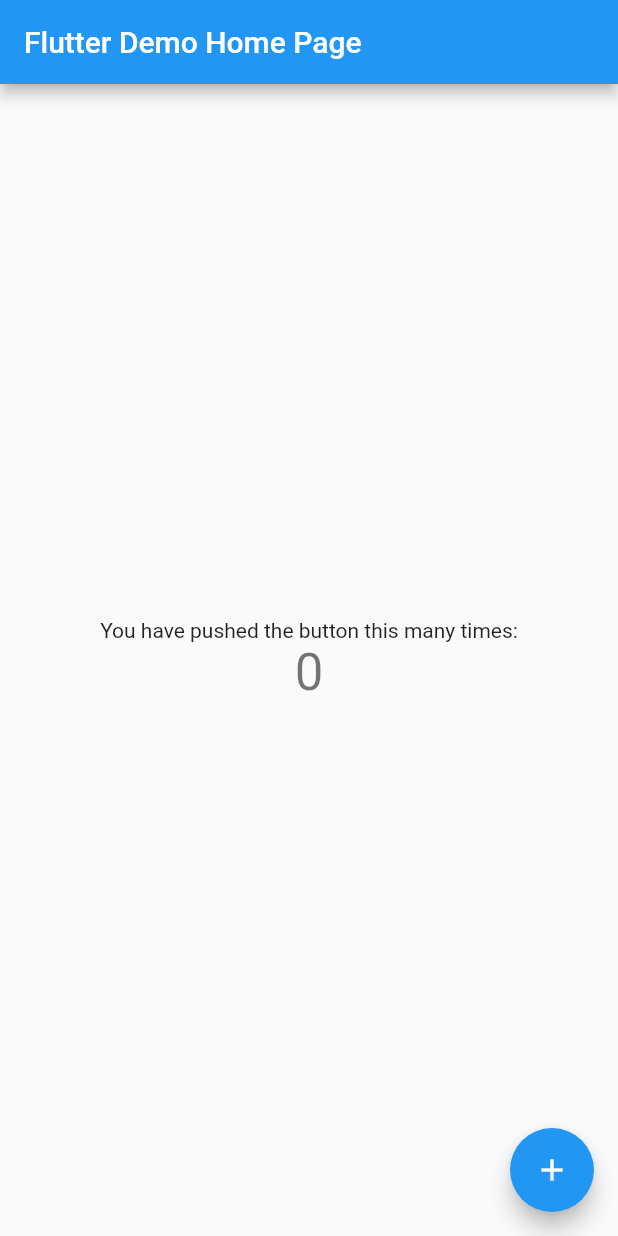
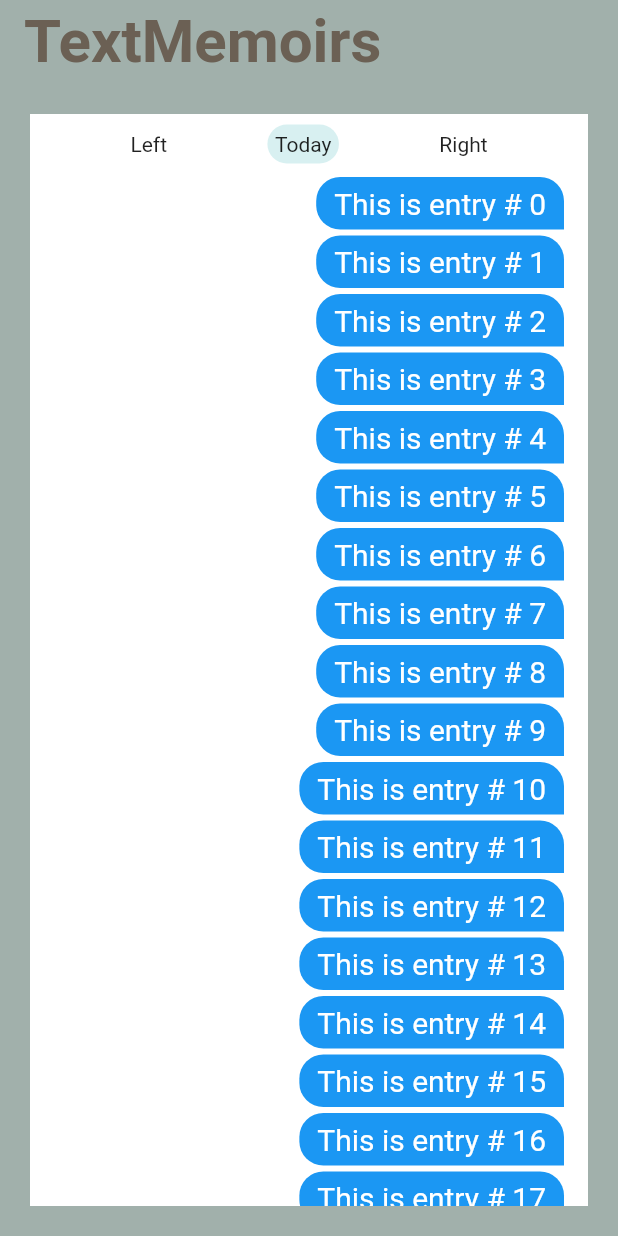
Before and after one commit to victorp24/textmemoirs, a Flutter app: the screen it shows after launch, on a phone screen of 412 x 824 dp. Run offline on Flutter 3.47's test engine with Material 2 defaults, Android fonts, the phone set to English and light mode, and no system bars; drawn by our look-alikes of chat_bubbles; Roboto replaces fonts that are missing (Arial).

Commit message:
Basic frontend setup

```diff
--- a/frontend/textmemoirs/lib/main.dart
+++ b/frontend/textmemoirs/lib/main.dart
@@ -1,115 +1,49 @@
 import 'package:flutter/material.dart';
+import './pages/home.dart';
+
+// Colours
+const PrimaryColorDark = const Color(0xFF6B6054);
+const PrimaryColor = const Color(0xFF929487);
+const PrimaryColorLight = const Color(0xFFA1B0AB);
+
+const SecondaryColor = const Color(0xFFC3DAC3);
+const SecondaryColorLight = const Color(0xFFD5ECD4);
+const SecondaryColorDark = const Color(0xFFA7C4A7);
+
+const Background = const Color(0xFFfffdf7);
+const TextColor = const Color(0xFFffffff);
 
 void main() {
   runApp(const MyApp());
 }
 
+// Main widget
 class MyApp extends StatelessWidget {
-  const MyApp({super.key});
+  const MyApp(
+      {super.key}); // Keys used to track state of widgets when they move around in the widget subtree. Not needed in stateless widgets.
 
-  // This widget is the root of your application.
+  // builds a widget containing other widgets
   @override
   Widget build(BuildContext context) {
     return MaterialApp(
-      title: 'Flutter Demo',
+      debugShowCheckedModeBanner: false,
+      title: 'TextMemoirs',
       theme: ThemeData(
-        // This is the theme of your application.
-        //
-        // Try running your application with "flutter run". You'll see the
-        // application has a blue toolbar. Then, without quitting the app, try
-        // changing the primarySwatch below to Colors.green and then invoke
-        // "hot reload" (press "r" in the console where you ran "flutter run",
-        // or simply save your changes to "hot reload" in a Flutter IDE).
-        // Notice that the counter didn't reset back to zero; the application
-        // is not restarted.
-        primarySwatch: Colors.blue,
-      ),
-      home: const MyHomePage(title: 'Flutter Demo Home Page'),
+          appBarTheme: const AppBarTheme(
+            backgroundColor: Colors.transparent,
+            foregroundColor: PrimaryColorDark,
+            elevation: 0,
+            titleTextStyle: TextStyle(
+                fontFamily: 'Arial',
+                fontSize: 40,
+                fontWeight: FontWeight.bold,
+                color: PrimaryColorDark),
+          ),
+          backgroundColor: Background,
+          primaryColor: PrimaryColor,
+          primaryColorDark: PrimaryColorDark,
+          primaryColorLight: PrimaryColorLight),
+      home: const HomePage(),
     );
   }
 }
-
-class MyHomePage extends StatefulWidget {
-  const MyHomePage({super.key, required this.title});
-
-  // This widget is the home page of your application. It is stateful, meaning
-  // that it has a State object (defined below) that contains fields that affect
-  // how it looks.
-
-  // This class is the configuration for the state. It holds the values (in this
-  // case the title) provided by the parent (in this case the App widget) and
-  // used by the build method of the State. Fields in a Widget subclass are
-  // always marked "final".
-
-  final String title;
-
-  @override
-  State<MyHomePage> createState() => _MyHomePageState();
-}
-
-class _MyHomePageState extends State<MyHomePage> {
-  int _counter = 0;
-
-  void _incrementCounter() {
-    setState(() {
-      // This call to setState tells the Flutter framework that something has
-      // changed in this State, which causes it to rerun the build method below
-      // so that the display can reflect the updated values. If we changed
-      // _counter without calling setState(), then the build method would not be
-      // called again, and so nothing would appear to happen.
-      _counter++;
-    });
-  }
-
-  @override
-  Widget build(BuildContext context) {
-    // This method is rerun every time setState is called, for instance as done
-    // by the _incrementCounter method above.
-    //
-    // The Flutter framework has been optimized to make rerunning build methods
-    // fast, so that you can just rebuild anything that needs updating rather
-    // than having to individually change instances of widgets.
-    return Scaffold(
-      appBar: AppBar(
-        // Here we take the value from the MyHomePage object that was created by
-        // the App.build method, and use it to set our appbar title.
-        title: Text(widget.title),
-      ),
-      body: Center(
-        // Center is a layout widget. It takes a single child and positions it
-        // in the middle of the parent.
-        child: Column(
-          // Column is also a layout widget. It takes a list of children and
-          // arranges them vertically. By default, it sizes itself to fit its
-          // children horizontally, and tries to be as tall as its parent.
-          //
-          // Invoke "debug painting" (press "p" in the console, choose the
-          // "Toggle Debug Paint" action from the Flutter Inspector in Android
-          // Studio, or the "Toggle Debug Paint" command in Visual Studio Code)
-          // to see the wireframe for each widget.
-          //
-          // Column has various properties to control how it sizes itself and
-          // how it positions its children. Here we use mainAxisAlignment to
-          // center the children vertically; the main axis here is the vertical
-          // axis because Columns are vertical (the cross axis would be
-          // horizontal).
-          mainAxisAlignment: MainAxisAlignment.center,
-          children: <Widget>[
-            const Text(
-              'You have pushed the button this many times:',
-            ),
-            Text(
-              '$_counter',
-              style: Theme.of(context).textTheme.headline4,
-            ),
-          ],
-        ),
-      ),
-      floatingActionButton: FloatingActionButton(
-        onPressed: _incrementCounter,
-        tooltip: 'Increment',
-        child: const Icon(Icons.add),
-      ), // This trailing comma makes auto-formatting nicer for build methods.
-    );
-  }
-}
--- /dev/null
+++ b/frontend/textmemoirs/lib/pages/home.dart
@@ -0,0 +1,66 @@
+import 'package:flutter/material.dart';
+import 'package:chat_bubbles/chat_bubbles.dart';
+
+const PrimaryColorLight = const Color(0xFFA1B0AB);
+
+class HomePage extends StatefulWidget {
+  const HomePage({super.key});
+
+  @override
+  State<HomePage> createState() => _HomePageState();
+}
+
+class _HomePageState extends State<HomePage> {
+  @override
+  void initState() {
+    super.initState();
+  }
+
+  @override
+  Widget build(BuildContext context) {
+    final messages = [];
+    for (var i = 0; i < 100; i++) {
+      messages.add({"text": "This is entry # $i", "date": DateTime.now()});
+    }
+    return Scaffold(
+        backgroundColor: PrimaryColorLight,
+        appBar: AppBar(
+          title: const Text('TextMemoirs'),
+        ),
+        body: Padding(
+            padding: EdgeInsets.all(20),
+            child: Scaffold(
+                backgroundColor: Colors.white,
+                body: SingleChildScrollView(
+                  child: Column(
+                    children: [
+                      Row(
+                        mainAxisAlignment: MainAxisAlignment.spaceEvenly,
+                        children: [
+                          const Text("Left"),
+                          DateChip(date: messages[0]["date"]),
+                          const Text("Right"),
+                        ],
+                      ),
+                      ListView.builder(
+                          itemCount: messages.length,
+                          scrollDirection: Axis.vertical,
+                          shrinkWrap: true,
+                          itemBuilder: (context, index) {
+                            var msg = messages[index];
+                            return BubbleNormal(
+                              text: msg["text"],
+                              isSender: true,
+                              color: Color(0xFF1B97F3),
+                              tail: true,
+                              textStyle: const TextStyle(
+                                fontSize: 20,
+                                color: Colors.white,
+                              ),
+                            );
+                          })
+                    ],
+                  ),
+                ))));
+  }
+}
--- a/frontend/textmemoirs/pubspec.yaml
+++ b/frontend/textmemoirs/pubspec.yaml
@@ -36,6 +36,7 @@
   # The following adds the Cupertino Icons font to your application.
   # Use with the CupertinoIcons class for iOS style icons.
   cupertino_icons: ^1.0.2
+  chat_bubbles: ^1.4.0
 
 dev_dependencies:
   flutter_test:
```
Also changed, not shown: frontend/textmemoirs/lib/themes/colours.dart (added, +43 -0 lines), frontend/textmemoirs/lib/widgets/entries.dart (added, +40 -0 lines), frontend/textmemoirs/pubspec.lock.
